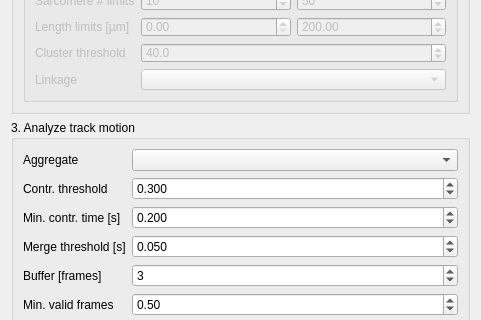
First picture: the form in sarcasm_app/ui-files/parameters_motion_analysis.ui, repository danihae/SarcAsM, before the edit; both pictures show x 0 to 481 and y 767 to 1087 of the 481 by 1373 pixel window.
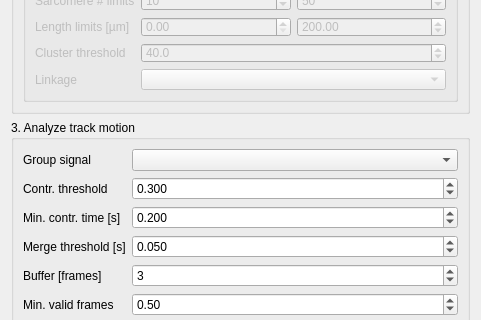
Second picture: the form after the edit.

Commit message:
feat(motion)!: group signal is 'mean' or 'median' (mean default); export the within-group SL spread
analyze_track_motion(aggregate=) no longer resolves None per kind; it takes 'mean'
(default for every grouping) or 'median', over the members present in each frame.
The GUI shows the choice as 'Group signal' with a plain-language tooltip.

New per-group equ_std: the standard deviation of the members' resting lengths.
slen_std (the per-frame within-group spread) is exported as its time mean; both are
in the export defaults and the Heterogeneity tier.

Patch:
```diff
--- a/sarcasm_app/ui-files/parameters_motion_analysis.ui
+++ b/sarcasm_app/ui-files/parameters_motion_analysis.ui
@@ -544,7 +544,7 @@
          <string>How to aggregate member sarcomere lengths into the per-group signal</string>
         </property>
         <property name="text">
-         <string>Aggregate</string>
+         <string>Group signal</string>
         </property>
        </widget>
       </item>
```
Left out of the diff: 4 changed lines with no effect on the pictures. The commit also changes 16 other files.
